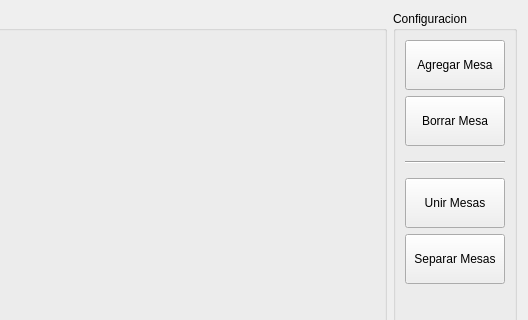
manuell12/CafeNostro, file nostro/ventas/mesas_venta.ui: the form before one commit; both pictures show x 82 to 610 and y 0 to 320 of the 610 by 446 pixel window.
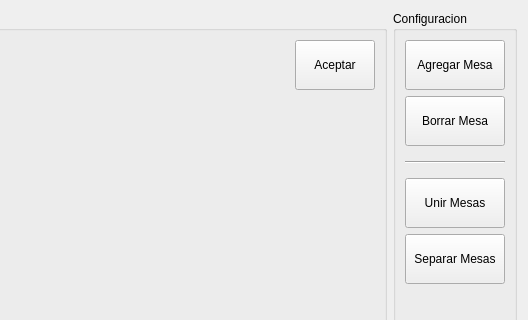
The form after the commit.

Commit message: funcion unir mesas

What changed in the file:
```diff
--- a/nostro/ventas/mesas_venta.ui
+++ b/nostro/ventas/mesas_venta.ui
@@ -20,7 +20,46 @@
       <string>Mesas</string>
      </property>
      <layout class="QGridLayout" name="gridLayout">
-      <item row="0" column="1">
+      <item row="3" column="2">
+       <spacer name="horizontalSpacer">
+        <property name="orientation">
+         <enum>Qt::Horizontal</enum>
+        </property>
+        <property name="sizeHint" stdset="0">
+         <size>
+          <width>162</width>
+          <height>20</height>
+         </size>
+        </property>
+       </spacer>
+      </item>
+      <item row="4" column="1">
+       <spacer name="verticalSpacer">
+        <property name="orientation">
+         <enum>Qt::Vertical</enum>
+        </property>
+        <property name="sizeHint" stdset="0">
+         <size>
+          <width>20</width>
+          <height>258</height>
+         </size>
+        </property>
+       </spacer>
+      </item>
+      <item row="3" column="0">
+       <spacer name="horizontalSpacer_2">
+        <property name="orientation">
+         <enum>Qt::Horizontal</enum>
+        </property>
+        <property name="sizeHint" stdset="0">
+         <size>
+          <width>162</width>
+          <height>20</height>
+         </size>
+        </property>
+       </spacer>
+      </item>
+      <item row="2" column="1">
        <spacer name="verticalSpacer_2">
         <property name="orientation">
          <enum>Qt::Vertical</enum>
@@ -36,51 +75,32 @@
         </property>
        </spacer>
       </item>
-      <item row="1" column="0">
-       <spacer name="horizontalSpacer_2">
-        <property name="orientation">
-         <enum>Qt::Horizontal</enum>
-        </property>
-        <property name="sizeHint" stdset="0">
-         <size>
-          <width>203</width>
-          <height>20</height>
-         </size>
-        </property>
-       </spacer>
-      </item>
-      <item row="1" column="1">
+      <item row="3" column="1">
        <layout class="QGridLayout" name="gridLayout_mesas">
         <property name="spacing">
          <number>20</number>
         </property>
        </layout>
       </item>
-      <item row="1" column="2">
-       <spacer name="horizontalSpacer">
-        <property name="orientation">
-         <enum>Qt::Horizontal</enum>
+      <item row="1" column="1">
+       <widget class="QLabel" name="label_info">
+        <property name="text">
+         <string/>
         </property>
-        <property name="sizeHint" stdset="0">
-         <size>
-          <width>202</width>
-          <height>20</height>
-         </size>
-        </property>
-       </spacer>
+       </widget>
       </item>
-      <item row="2" column="1">
-       <spacer name="verticalSpacer">
-        <property name="orientation">
-         <enum>Qt::Vertical</enum>
-        </property>
-        <property name="sizeHint" stdset="0">
+      <item row="1" column="3">
+       <widget class="QPushButton" name="pushButton_aceptar">
+        <property name="minimumSize">
          <size>
-          <width>20</width>
-          <height>314</height>
+          <width>0</width>
+          <height>50</height>
          </size>
         </property>
-       </spacer>
+        <property name="text">
+         <string>Aceptar</string>
+        </property>
+       </widget>
       </item>
      </layout>
     </widget>
```
The commit also changes 5 other files.
